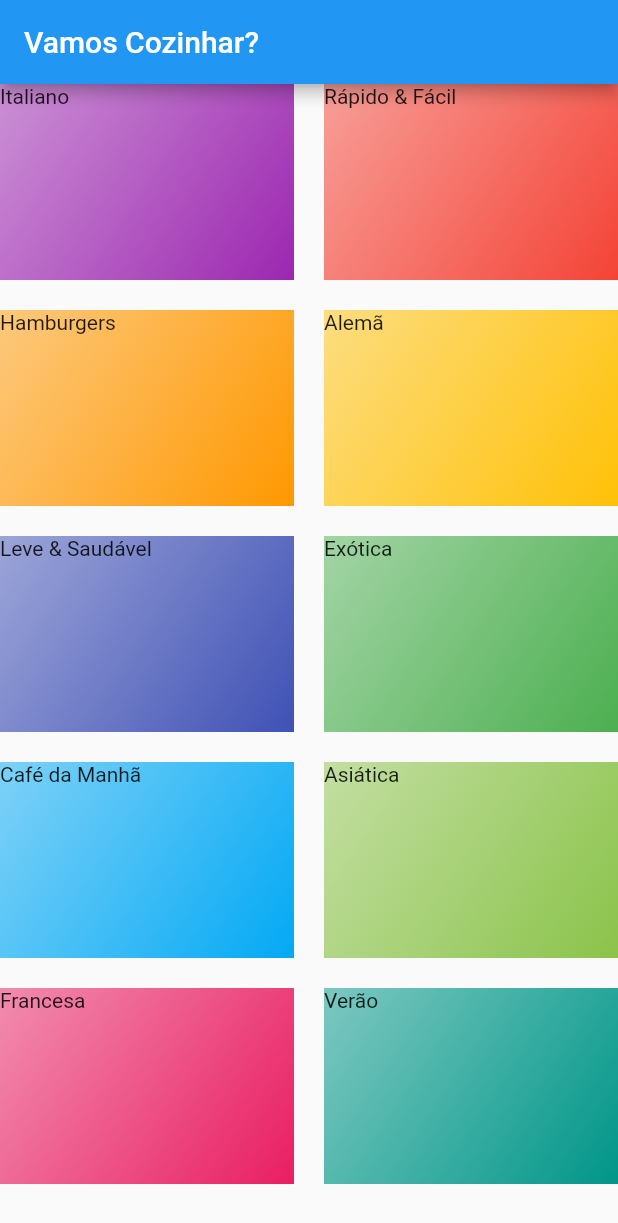
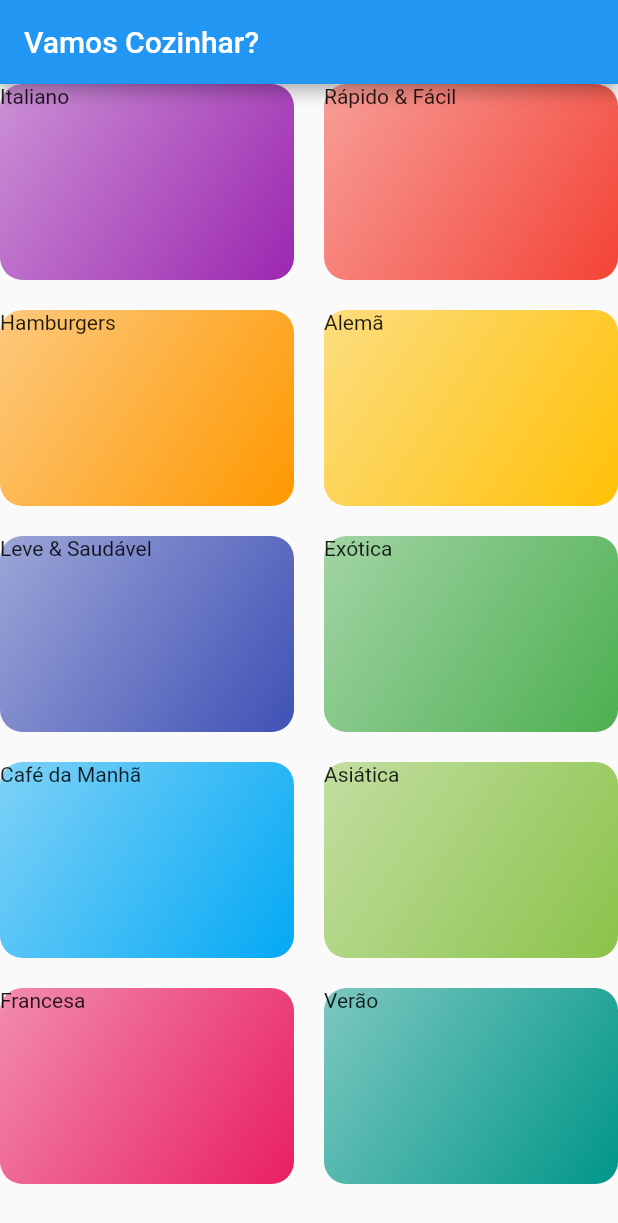
Before and after one commit to KaiqueMunhoz/ryc_meals, a Flutter app: the screen it shows after launch, on a phone screen of 412 x 824 dp. Shown: the top 1223 px of the screen. Run offline on Flutter 3.47's test engine with Material 2 defaults, Android fonts, the phone set to English and light mode, and no system bars.

Commit message:
feat: Add BorderRadius.circular(15.0)

```diff
--- a/lib/components/category_item.dart
+++ b/lib/components/category_item.dart
@@ -15,6 +15,7 @@ class CategoryItem extends StatelessWidget {
       child: Container(
         child: Text(category.title),
         decoration: BoxDecoration(
+          borderRadius: BorderRadius.circular(15.0),
           gradient: LinearGradient(
             colors: [
               category.color.withOpacity(0.5),
```
